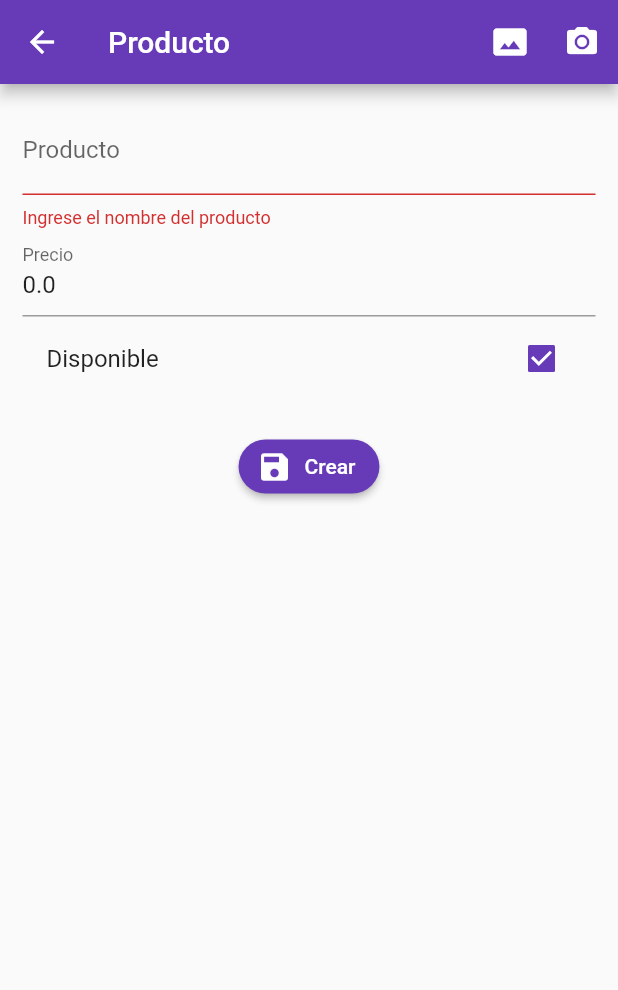
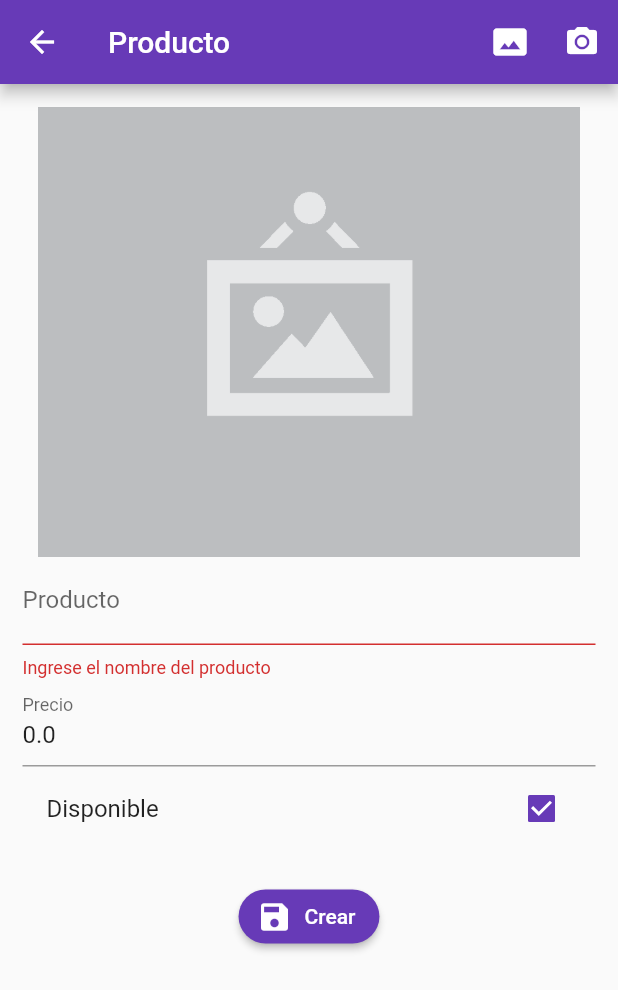
Before and after one commit to Danaes/Validaci-n-de-formularios---Patr-n-Bloc, a Flutter app: the ProductPage screen opened by its route, after a tap on "Crear", on a phone screen of 412 x 824 dp. Shown: the top 990 px of the screen. Run offline on Flutter 3.47's test engine with Material 2 defaults, Android fonts, the phone set to English and light mode, and no system bars; our stand-ins replace image_picker, rxdart; network calls fail.

Commit message:
Include photo to product

```diff
--- a/lib/src/pages/product_page.dart
+++ b/lib/src/pages/product_page.dart
@@ -1,4 +1,7 @@
+import 'dart:io';
+
 import 'package:flutter/material.dart';
+import 'package:image_picker/image_picker.dart';
 import 'package:validacion_formularios/src/models/product_model.dart';
 import 'package:validacion_formularios/src/providers/product_provider.dart';
 import 'package:validacion_formularios/src/utils/utils.dart' as utils;
@@ -10,24 +13,27 @@ class ProductPage extends StatefulWidget {
 
 class _ProductPageState extends State<ProductPage> {
   final formkey = GlobalKey<FormState>();
+  final scaffoldKey = GlobalKey<ScaffoldState>();
   final productProvider = ProductProvider();
 
   ProductModel product = ProductModel();
-  bool isToUpdate;
+  bool _isToUpdate;
+  File photo;
 
   @override
   Widget build(BuildContext context) {
 
     final ProductModel prodData = ModalRoute.of(context).settings.arguments;
-    isToUpdate = prodData != null;
-    if ( isToUpdate )  product = prodData;
+    _isToUpdate = prodData != null;
+    if ( _isToUpdate )  product = prodData;
 
     return Scaffold(
+      key: scaffoldKey,
       appBar: AppBar(
         title: Text('Producto'),
         actions: <Widget>[
-          IconButton(icon: Icon(Icons.photo_size_select_actual), onPressed: (){}),
-          IconButton(icon: Icon(Icons.camera_alt), onPressed: (){})
+          IconButton(icon: Icon(Icons.photo_size_select_actual), onPressed: _selectPhoto),
+          IconButton(icon: Icon(Icons.camera_alt), onPressed: _takePhoto)
         ],
       ),
       body: SingleChildScrollView(
@@ -37,6 +43,7 @@ class _ProductPageState extends State<ProductPage> {
             key: formkey,
             child: Column(
               children: <Widget>[
+                _photoField(),
                 _nameField(),
                 _priceField(),
                 _availableField(),
@@ -97,7 +104,7 @@ class _ProductPageState extends State<ProductPage> {
 
   Widget _sumbitButton() {
 
-    String label = isToUpdate ? 'Actualizar' : 'Crear';
+    String label = _isToUpdate ? 'Actualizar' : 'Crear';
 
     return RaisedButton.icon(
       shape: RoundedRectangleBorder(
@@ -112,15 +119,59 @@ class _ProductPageState extends State<ProductPage> {
 
   }
 
-  void _submit() {
+  void _submit() async {
 
     if (!formkey.currentState.validate()) return;
 
     formkey.currentState.save();
 
-    (product.id == null) ?
-      productProvider.createProduct(product) :
+    if (product.id == null)
+      productProvider.createProduct(product);
+    else
       productProvider.updateProduct(product);
+
+    showSnackBar('Producto guardado correctamente');
+    Navigator.pushNamed(context, 'home');
+
+  }
+
+  void showSnackBar(String msg){
+
+    final snackbar = SnackBar(
+      content: Text(msg),
+      duration: Duration(milliseconds: 1500),
+    );
+
+    scaffoldKey.currentState.showSnackBar(snackbar);
+  }
+
+  Widget _photoField() {
+
+    if( product.photoUrl != null) return Container();
+
+    return Image(
+      image: AssetImage(photo?.path ?? 'assets/no-image.png'),
+      height: 300.0,
+      fit: BoxFit.cover
+    );
+  }
+
+  _selectPhoto () async {
+
+    photo = await ImagePicker.pickImage(
+      source: ImageSource.gallery
+    );
+
+    if(photo != null) {
+
+    }
+
+    setState(() {});
+  }
+
+  _takePhoto () {
+
+
 
   }
 }
--- a/lib/src/providers/product_provider.dart
+++ b/lib/src/providers/product_provider.dart
@@ -28,7 +28,7 @@ class ProductProvider {
   }
 
 
-  Future<List<ProductModel>>  getProducts() async {
+  Future<List<ProductModel>> getProducts() async {
 
     final url = '$_url/products.json';
     final resp = await http.get(url);
@@ -46,6 +46,8 @@ class ProductProvider {
 
     });
 
+    print(products);
+
     return products;
 
   }
--- a/pubspec.yaml
+++ b/pubspec.yaml
@@ -22,6 +22,7 @@ dependencies:
   cupertino_icons: ^0.1.2
   rxdart: ^0.24.1
   http:
+  image_picker: ^0.6.6+4
 
 dev_dependencies:
   flutter_test:
@@ -40,8 +41,8 @@ flutter:
   uses-material-design: true
 
   # To add assets to your application, add an assets section, like this:
-  # assets:
-  #  - images/a_dot_burr.jpeg
+  assets:
+    - assets/
   #  - images/a_dot_ham.jpeg
 
   # An image asset can refer to one or more resolution-specific "variants", see
```
Also changed, not shown: lib/src/home_page.dart (+4 -3 lines), assets/no-image.png (added), assets/original.gif (added), pubspec.lock, 2 other files.
